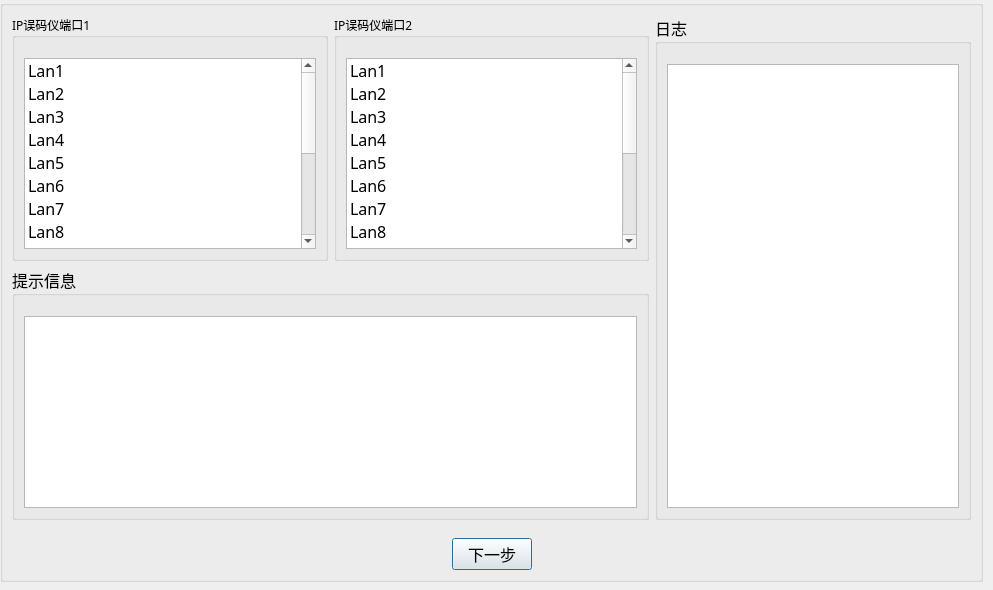
The window that ui/router/Router_Lan_test.ui (gaoxingyu-hub/HUA54testframework) describes before a commit, drawn with Qt 5.
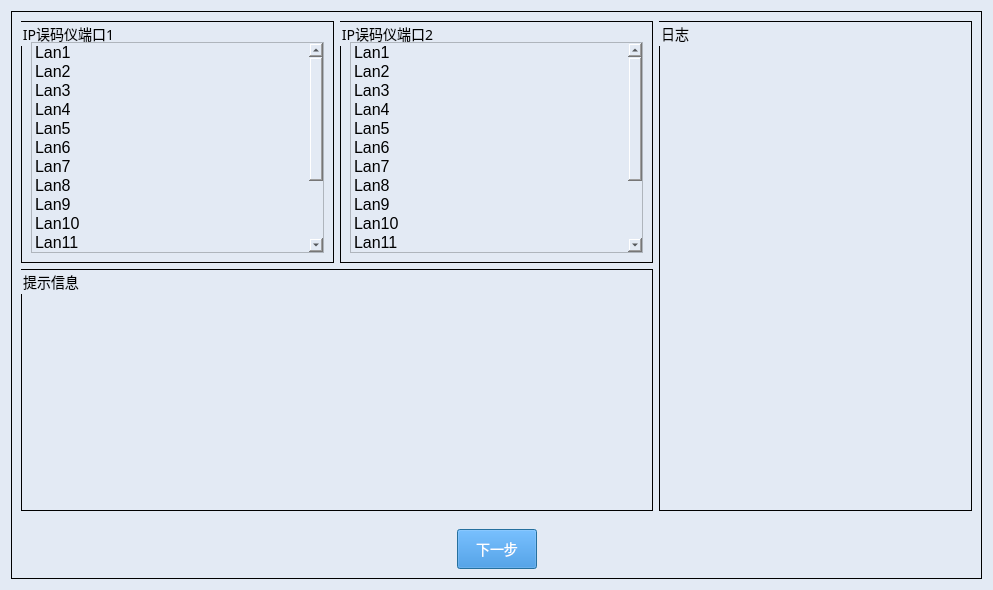
The same window after the commit.

What changed in the file:
```diff
--- a/ui/router/Router_Lan_test.ui
+++ b/ui/router/Router_Lan_test.ui
@@ -13,19 +13,38 @@
   <property name="windowTitle">
    <string>Dialog</string>
   </property>
+  <property name="styleSheet">
+   <string notr="true">QDialog{
+background-color:#E3EAF4;
+margin-top:10px;
+}
+QLabel{
+font-size:14px;
+font-family:Microsoft YaHei;
+background-color:#E3EAF4;
+}
+QGroupBox{
+font-size:14px;
+font-family:Microsoft YaHei;
+border:1px solid rgb(0, 0, 0);
+background-color:#E3EAF4;
+}
+QTextBrowser{
+border-width:0;
+border-style:outset;
+background-color:#E3EAF4;
+}
+QWidget{
+background-color:#E3EAF4;
+}</string>
+  </property>
+  <layout class="QGridLayout" name="gridLayout_2">
+   <item row="0" column="0">
   <widget class="QGroupBox" name="groupBox">
-   <property name="geometry">
-    <rect>
-     <x>0</x>
-     <y>0</y>
-     <width>983</width>
-     <height>582</height>
-    </rect>
-   </property>
    <property name="font">
     <font>
      <family>Microsoft YaHei</family>
-     <pointsize>12</pointsize>
+       <pointsize>-1</pointsize>
     </font>
    </property>
    <property name="title">
@@ -39,7 +58,7 @@
         <property name="font">
          <font>
           <family>Microsoft YaHei</family>
-          <pointsize>9</pointsize>
+            <pointsize>-1</pointsize>
          </font>
         </property>
         <property name="title">
@@ -146,7 +165,7 @@
         <property name="font">
          <font>
           <family>Microsoft YaHei</family>
-          <pointsize>9</pointsize>
+            <pointsize>-1</pointsize>
          </font>
         </property>
         <property name="title">
@@ -306,6 +325,15 @@
         </item>
         <item row="0" column="1">
          <widget class="QPushButton" name="pushButton_process">
+            <property name="styleSheet">
+             <string notr="true">QPushButton{
+height:32px;
+background-color:#2884D8;
+color: #FFFFFF;
+font-size:14px;
+font-family:Microsoft YaHei;
+}</string>
+            </property>
           <property name="text">
            <string>下一步</string>
           </property>
@@ -330,6 +358,8 @@
     </item>
    </layout>
   </widget>
+   </item>
+  </layout>
  </widget>
  <resources/>
  <connections/>
```
Lines whose indentation alone changed are shown as unchanged.
